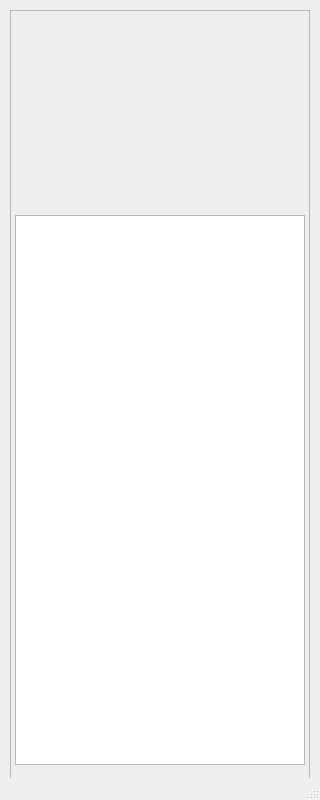
Qt form src/CorePageWindow.ui (MrMeno/QT_GOTTEN) before a commit.
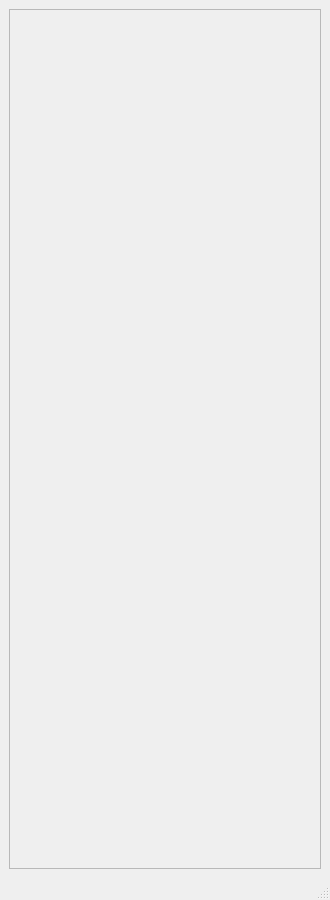
The same form after that commit. Icons and pictures are not drawn. Custom widgets are drawn as their Qt base class.

The edit to the form file:
```diff
--- a/src/CorePageWindow.ui
+++ b/src/CorePageWindow.ui
@@ -6,8 +6,8 @@
    <rect>
     <x>0</x>
     <y>0</y>
-    <width>320</width>
-    <height>800</height>
+    <width>330</width>
+    <height>900</height>
    </rect>
   </property>
   <property name="minimumSize">
@@ -18,8 +18,20 @@
   </property>
   <property name="maximumSize">
    <size>
-    <width>320</width>
-    <height>800</height>
+    <width>520</width>
+    <height>900</height>
+   </size>
+  </property>
+  <property name="sizeIncrement">
+   <size>
+    <width>0</width>
+    <height>0</height>
+   </size>
+  </property>
+  <property name="baseSize">
+   <size>
+    <width>330</width>
+    <height>900</height>
    </size>
   </property>
   <property name="windowTitle">
@@ -33,35 +45,59 @@
   <widget class="QWidget" name="centralwidget">
    <property name="minimumSize">
     <size>
-     <width>320</width>
+     <width>330</width>
      <height>600</height>
     </size>
    </property>
    <property name="maximumSize">
     <size>
-     <width>320</width>
-     <height>800</height>
+     <width>520</width>
+     <height>900</height>
     </size>
    </property>
+   <property name="sizeIncrement">
+    <size>
+     <width>0</width>
+     <height>0</height>
+    </size>
+   </property>
+   <property name="baseSize">
+    <size>
+     <width>330</width>
+     <height>900</height>
+    </size>
+   </property>
+   <layout class="QGridLayout" name="gridLayout">
+    <item row="0" column="0">
    <widget class="QFrame" name="content_core_frame">
-    <property name="geometry">
-     <rect>
-      <x>10</x>
-      <y>10</y>
-      <width>300</width>
-      <height>780</height>
-     </rect>
+      <property name="sizePolicy">
+       <sizepolicy hsizetype="Preferred" vsizetype="Preferred">
+        <horstretch>0</horstretch>
+        <verstretch>0</verstretch>
+       </sizepolicy>
     </property>
     <property name="minimumSize">
      <size>
-      <width>300</width>
-      <height>580</height>
+        <width>0</width>
+        <height>0</height>
      </size>
     </property>
     <property name="maximumSize">
      <size>
-      <width>300</width>
-      <height>780</height>
+        <width>502</width>
+        <height>882</height>
+       </size>
+      </property>
+      <property name="sizeIncrement">
+       <size>
+        <width>0</width>
+        <height>0</height>
+       </size>
+      </property>
+      <property name="baseSize">
+       <size>
+        <width>308</width>
+        <height>882</height>
      </size>
     </property>
     <property name="frameShape">
@@ -71,29 +107,53 @@
      <enum>QFrame::Raised</enum>
     </property>
     <widget class="drag_win_widget" name="list_top" native="true">
+       <property name="enabled">
+        <bool>true</bool>
+       </property>
      <property name="geometry">
       <rect>
        <x>0</x>
        <y>0</y>
-       <width>300</width>
-       <height>200</height>
-      </rect>
-     </property>
+         <width>312</width>
+         <height>180</height>
+        </rect>
+       </property>
+       <property name="sizePolicy">
+        <sizepolicy hsizetype="Preferred" vsizetype="Preferred">
+         <horstretch>0</horstretch>
+         <verstretch>0</verstretch>
+        </sizepolicy>
+       </property>
      <property name="minimumSize">
       <size>
-       <width>300</width>
-       <height>200</height>
+         <width>312</width>
+         <height>180</height>
       </size>
      </property>
      <property name="maximumSize">
       <size>
-       <width>300</width>
-       <height>200</height>
+         <width>502</width>
+         <height>180</height>
+        </size>
+       </property>
+       <property name="sizeIncrement">
+        <size>
+         <width>0</width>
+         <height>0</height>
+        </size>
+       </property>
+       <property name="baseSize">
+        <size>
+         <width>312</width>
+         <height>180</height>
       </size>
      </property>
      <property name="cursor">
       <cursorShape>SizeAllCursor</cursorShape>
      </property>
+       <property name="layoutDirection">
+        <enum>Qt::LeftToRight</enum>
+       </property>
      <property name="styleSheet">
       <string notr="true"/>
      </property>
@@ -102,47 +162,69 @@
      <property name="geometry">
       <rect>
        <x>0</x>
-       <y>200</y>
+         <y>190</y>
        <width>300</width>
-       <height>560</height>
-      </rect>
-     </property>
+         <height>570</height>
+        </rect>
+       </property>
+       <property name="sizePolicy">
+        <sizepolicy hsizetype="Preferred" vsizetype="Preferred">
+         <horstretch>0</horstretch>
+         <verstretch>0</verstretch>
+        </sizepolicy>
+       </property>
      <property name="minimumSize">
       <size>
        <width>300</width>
-       <height>360</height>
+         <height>380</height>
       </size>
      </property>
      <property name="maximumSize">
       <size>
+         <width>500</width>
+         <height>580</height>
+        </size>
+       </property>
+       <property name="sizeIncrement">
+        <size>
+         <width>0</width>
+         <height>0</height>
+        </size>
+       </property>
+       <property name="baseSize">
+        <size>
        <width>300</width>
-       <height>560</height>
-      </size>
-     </property>
-     <widget class="QListWidget" name="list_content_data">
-      <property name="geometry">
-       <rect>
-        <x>5</x>
-        <y>5</y>
-        <width>290</width>
-        <height>550</height>
-       </rect>
-      </property>
-     </widget>
-    </widget>
-   </widget>
+         <height>580</height>
+        </size>
+       </property>
+      </widget>
+     </widget>
+    </item>
+   </layout>
   </widget>
   <widget class="QStatusBar" name="statusbar">
    <property name="minimumSize">
     <size>
-     <width>320</width>
+     <width>325</width>
      <height>0</height>
     </size>
    </property>
    <property name="maximumSize">
     <size>
-     <width>320</width>
-     <height>16777215</height>
+     <width>525</width>
+     <height>760</height>
+    </size>
+   </property>
+   <property name="sizeIncrement">
+    <size>
+     <width>202</width>
+     <height>0</height>
+    </size>
+   </property>
+   <property name="baseSize">
+    <size>
+     <width>0</width>
+     <height>760</height>
     </size>
    </property>
   </widget>
```
Lines whose indentation alone changed are shown as unchanged.
